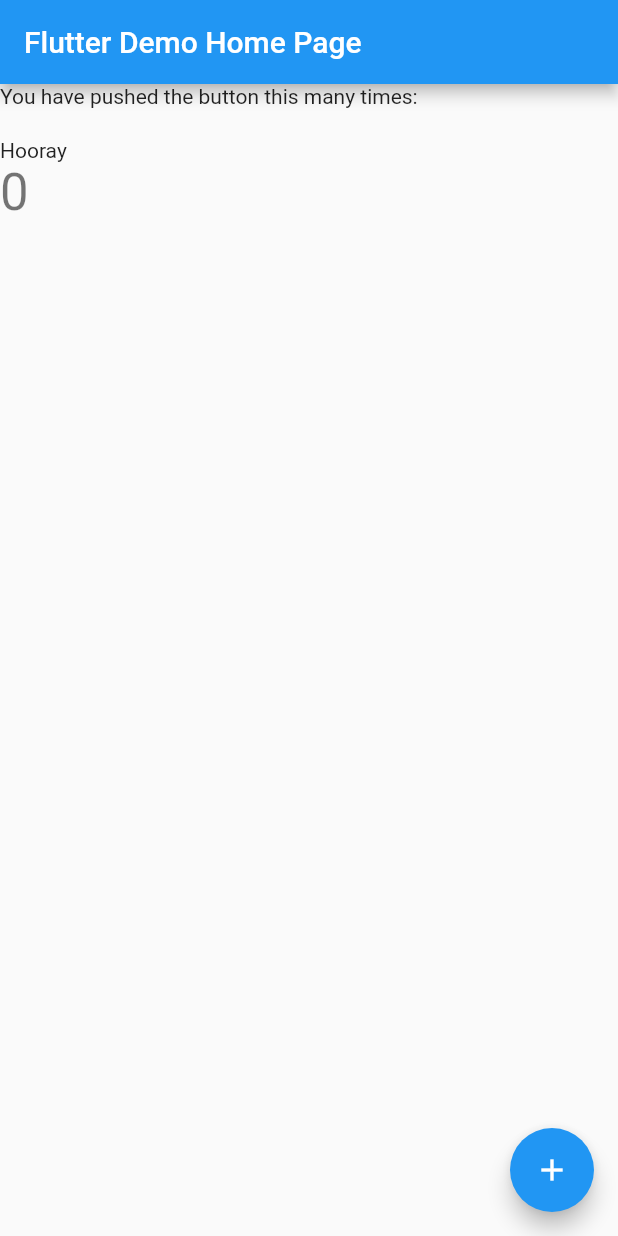
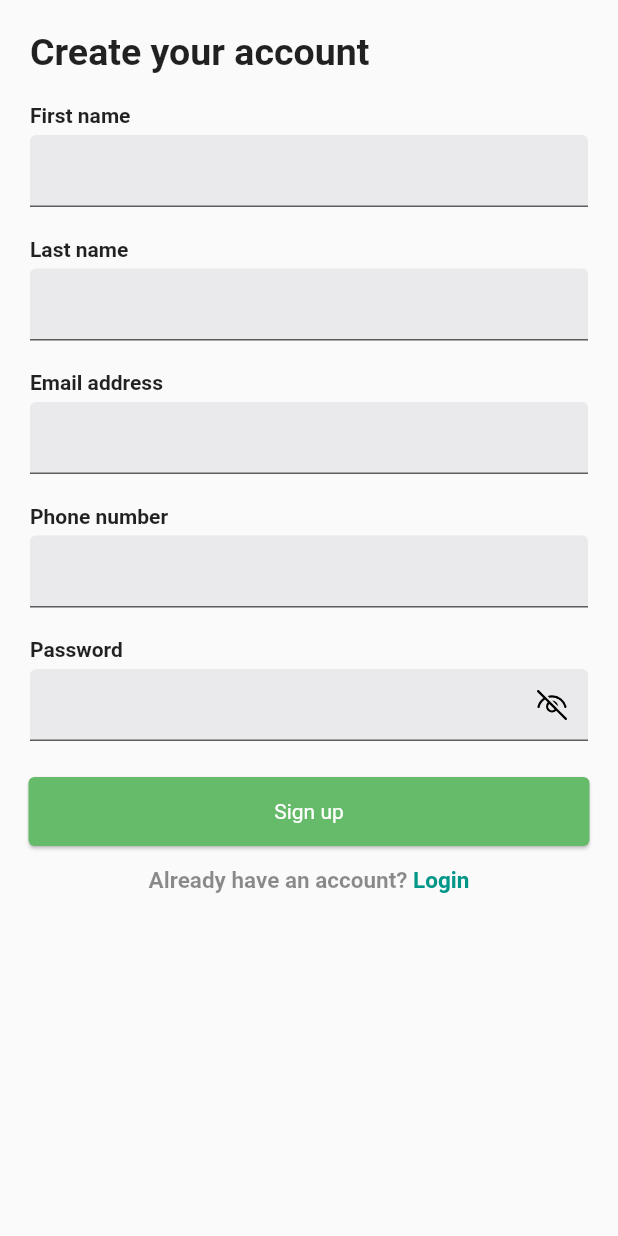
Before and after one commit to ngbede/poultry, a Flutter app: the screen it shows after launch, on a phone screen of 412 x 824 dp. Run offline on Flutter 3.47's test engine with Material 2 defaults, Android fonts, the phone set to English and light mode, and no system bars; our stand-ins replace fluentui_system_icons, form_field_validator.

Commit message:
UI design for login and signup screens

```diff
--- /dev/null
+++ b/lib/config/fieldtype.dart
@@ -0,0 +1 @@
+enum FieldType { name, email, password, phone }
--- a/lib/main.dart
+++ b/lib/main.dart
@@ -1,7 +1,10 @@
 import 'package:flutter/material.dart';
+import 'package:poultry/signup.dart';
 
 void main() {
-  runApp(MyApp());
+  runApp(
+    MyApp(),
+  );
 }
 
 class MyApp extends StatelessWidget {
@@ -11,111 +14,11 @@
     return MaterialApp(
       title: 'Flutter Demo',
       theme: ThemeData(
-        // This is the theme of your application.
-        //
-        // Try running your application with "flutter run". You'll see the
-        // application has a blue toolbar. Then, without quitting the app, try
-        // changing the primarySwatch below to Colors.green and then invoke
-        // "hot reload" (press "r" in the console where you ran "flutter run",
-        // or simply save your changes to "hot reload" in a Flutter IDE).
-        // Notice that the counter didn't reset back to zero; the application
-        // is not restarted.
-        primarySwatch: Colors.blue,
-        // This makes the visual density adapt to the platform that you run
-        // the app on. For desktop platforms, the controls will be smaller and
-        // closer together (more dense) than on mobile platforms.
+        // primarySwatch: Colors.blue,
+
         visualDensity: VisualDensity.adaptivePlatformDensity,
       ),
-      home: MyHomePage(title: 'Flutter Demo Home Page'),
+      home: Signup(),
     );
   }
 }
-
-class MyHomePage extends StatefulWidget {
-  MyHomePage({Key key, this.title}) : super(key: key);
-
-  // This widget is the home page of your application. It is stateful, meaning
-  // that it has a State object (defined below) that contains fields that affect
-  // how it looks.
-
-  // This class is the configuration for the state. It holds the values (in this
-  // case the title) provided by the parent (in this case the App widget) and
-  // used by the build method of the State. Fields in a Widget subclass are
-  // always marked "final".
-
-  final String title;
-
-  @override
-  _MyHomePageState createState() => _MyHomePageState();
-}
-
-class _MyHomePageState extends State<MyHomePage> {
-  int _counter = 0;
-
-  void _incrementCounter() {
-    setState(() {
-      // This call to setState tells the Flutter framework that something has
-      // changed in this State, which causes it to rerun the build method below
-      // so that the display can reflect the updated values. If we changed
-      // _counter without calling setState(), then the build method would not be
-      // called again, and so nothing would appear to happen.
-      _counter++;
-    });
-  }
-
-  @override
-  Widget build(BuildContext context) {
-    // This method is rerun every time setState is called, for instance as done
-    // by the _incrementCounter method above.
-    //
-    // The Flutter framework has been optimized to make rerunning build methods
-    // fast, so that you can just rebuild anything that needs updating rather
-    // than having to individually change instances of widgets.
-    return Scaffold(
-      appBar: AppBar(
-        // Here we take the value from the MyHomePage object that was created by
-        // the App.build method, and use it to set our appbar title.
-        title: Text(widget.title),
-      ),
-      body: Center(
-        // Center is a layout widget. It takes a single child and positions it
-        // in the middle of the parent.
-        child: ListView(
-          // Column is also a layout widget. It takes a list of children and
-          // arranges them vertically. By default, it sizes itself to fit its
-          // children horizontally, and tries to be as tall as its parent.
-          //
-          // Invoke "debug painting" (press "p" in the console, choose the
-          // "Toggle Debug Paint" action from the Flutter Inspector in Android
-          // Studio, or the "Toggle Debug Paint" command in Visual Studio Code)
-          // to see the wireframe for each widget.
-          //
-          // Column has various properties to control how it sizes itself and
-          // how it positions its children. Here we use mainAxisAlignment to
-          // center the children vertically; the main axis here is the vertical
-          // axis because Columns are vertical (the cross axis would be
-          // horizontal).
-          // mainAxisAlignment: MainAxisAlignment.center,
-          children: <Widget>[
-            Text(
-              'You have pushed the button this many times:',
-            ),
-            SizedBox(
-              height: 20,
-            ),
-            Text("Hooray"),
-            Text(
-              '$_counter',
-              style: Theme.of(context).textTheme.headline4,
-            ),
-          ],
-        ),
-      ),
-      floatingActionButton: FloatingActionButton(
-        onPressed: _incrementCounter,
-        tooltip: 'Increment',
-        child: Icon(Icons.add),
-      ), // This trailing comma makes auto-formatting nicer for build methods.
-    );
-  }
-}
--- /dev/null
+++ b/lib/signup.dart
@@ -0,0 +1,113 @@
+import 'package:flutter/material.dart';
+import 'package:poultry/config/fieldtype.dart';
+import 'package:poultry/login.dart';
+import 'package:poultry/widgets/inputfield.dart';
+
+class Signup extends StatefulWidget {
+  @override
+  _SignupState createState() => _SignupState();
+}
+
+class _SignupState extends State<Signup> {
+  GlobalKey<FormState> _formkey = GlobalKey<FormState>();
+
+  @override
+  Widget build(BuildContext context) {
+    return SafeArea(
+      child: Scaffold(
+        body: Form(
+          autovalidateMode: AutovalidateMode.onUserInteraction,
+          key: _formkey,
+          child: ListView(
+            children: [
+              Padding(
+                padding: const EdgeInsets.only(left: 20, bottom: 20, top: 20),
+                child: Text(
+                  "Create your account",
+                  style: TextStyle(
+                    fontWeight: FontWeight.bold,
+                    fontSize: 25,
+                  ),
+                ),
+              ),
+              InputField(
+                name: "First name",
+                keyboard: TextInputType.text,
+                fieldType: FieldType.name,
+              ),
+              InputField(
+                name: "Last name",
+                keyboard: TextInputType.text,
+                fieldType: FieldType.name,
+              ),
+              InputField(
+                name: "Email address",
+                keyboard: TextInputType.emailAddress,
+                fieldType: FieldType.email,
+              ),
+              InputField(
+                name: "Phone number",
+                keyboard: TextInputType.phone,
+                fieldType: FieldType.phone,
+              ),
+              InputField(
+                name: "Password",
+                iconVisible: true,
+                keyboard: TextInputType.visiblePassword,
+                fieldType: FieldType.password,
+              ),
+              Padding(
+                padding: const EdgeInsets.symmetric(horizontal: 15.0),
+                child: Card(
+                  color: Colors.green[400],
+                  child: Padding(
+                    padding: const EdgeInsets.all(15.0),
+                    child: Text(
+                      "Sign up",
+                      style: TextStyle(color: Colors.white),
+                      textAlign: TextAlign.center,
+                    ),
+                  ),
+                ),
+              ),
+              SizedBox(
+                height: 10,
+              ),
+              Row(
+                mainAxisAlignment: MainAxisAlignment.center,
+                children: [
+                  Text(
+                    "Already have an account?",
+                    style: TextStyle(
+                      color: Colors.black45,
+                      fontSize: 15,
+                      fontWeight: FontWeight.bold,
+                    ),
+                  ),
+                  GestureDetector(
+                    onTap: () {
+                      Navigator.push(
+                        context,
+                        MaterialPageRoute(
+                          builder: (context) => Login(),
+                        ),
+                      );
+                      print("Navigate to Log in Screen");
+                    },
+                    child: Text(
+                      " Login",
+                      style: TextStyle(
+                          color: Colors.teal,
+                          fontSize: 15,
+                          fontWeight: FontWeight.bold),
+                    ),
+                  )
+                ],
+              ),
+            ],
+          ),
+        ),
+      ),
+    );
+  }
+}
--- /dev/null
+++ b/lib/widgets/inputfield.dart
@@ -0,0 +1,111 @@
+import 'package:fluentui_system_icons/fluentui_system_icons.dart';
+import 'package:flutter/material.dart';
+import 'package:form_field_validator/form_field_validator.dart';
+import 'package:poultry/config/fieldtype.dart';
+
+class InputField extends StatefulWidget {
+  final String name;
+  final TextInputType keyboard;
+  final FieldType fieldType;
+  final bool iconVisible; // for the password field
+  final int maxlen;
+  InputField({
+    @required this.name,
+    @required this.keyboard,
+    @required this.fieldType,
+    this.iconVisible = false,
+    this.maxlen,
+  });
+
+  @override
+  _InputFieldState createState() => _InputFieldState();
+}
+
+bool _hidePassword = true;
+Map<FieldType, String> _validatorMsg = {
+  FieldType.email: "invalid email",
+  FieldType.password: "password must contain at least 6 characters",
+  FieldType.phone: "invalid phone number",
+  FieldType.name: "* required field"
+};
+
+class _InputFieldState extends State<InputField> {
+  TextEditingController _controller;
+  @override
+  void initState() {
+    _controller = TextEditingController();
+    super.initState();
+  }
+
+  @override
+  void dispose() {
+    _controller.dispose();
+    super.dispose();
+  }
+
+  @override
+  Widget build(BuildContext context) {
+    return Column(
+      children: [
+        Padding(
+          padding: const EdgeInsets.only(left: 20.0),
+          child: Align(
+            alignment: Alignment.topLeft,
+            child: Text(
+              widget.name,
+              style: TextStyle(fontWeight: FontWeight.bold),
+              //textAlign: TextAlign.left,
+            ),
+          ),
+        ),
+        Padding(
+          padding:
+              const EdgeInsets.only(left: 20.0, right: 20, top: 5, bottom: 20),
+          child: TextFormField(
+            validator: RequiredValidator(
+              errorText: _validatorMsg[widget.fieldType],
+            ),
+            obscureText: widget.iconVisible ? _hidePassword : false,
+            keyboardType: widget.keyboard,
+            cursorColor: Colors.green,
+            decoration: InputDecoration(
+              labelStyle: TextStyle(
+                color: Color(0XFF777180),
+                height: 0.8,
+                fontSize: 20,
+              ),
+              suffixIcon: widget.iconVisible
+                  ? GestureDetector(
+                      onTap: () {
+                        setState(
+                          () {
+                            _hidePassword = !_hidePassword;
+                            print("Hide password: $_hidePassword");
+                          },
+                        );
+                      },
+                      child: _hidePassword
+                          ? Icon(
+                              FluentIcons.eye_hide_24_regular,
+                              color: Colors.black,
+                            )
+                          : Icon(
+                              FluentIcons.eye_show_24_regular,
+                              color: Colors.teal,
+                            ),
+                    )
+                  : null,
+              fillColor: Color(0XFFEAE9EB),
+              filled: true,
+              focusedBorder: OutlineInputBorder(
+                borderSide: BorderSide(
+                  color: Colors.green,
+                ),
+              ),
+            ),
+          ),
+        ),
+      ],
+    );
+  }
+}
```
Also changed, not shown: lib/login.dart (added, +99 -0 lines).
